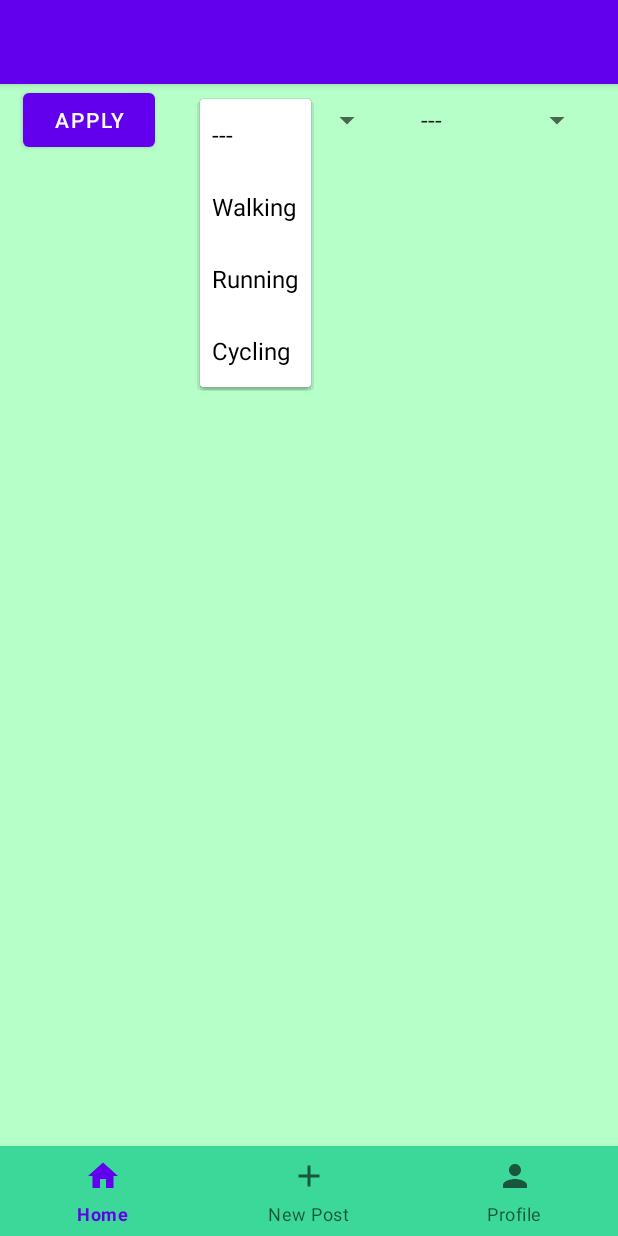
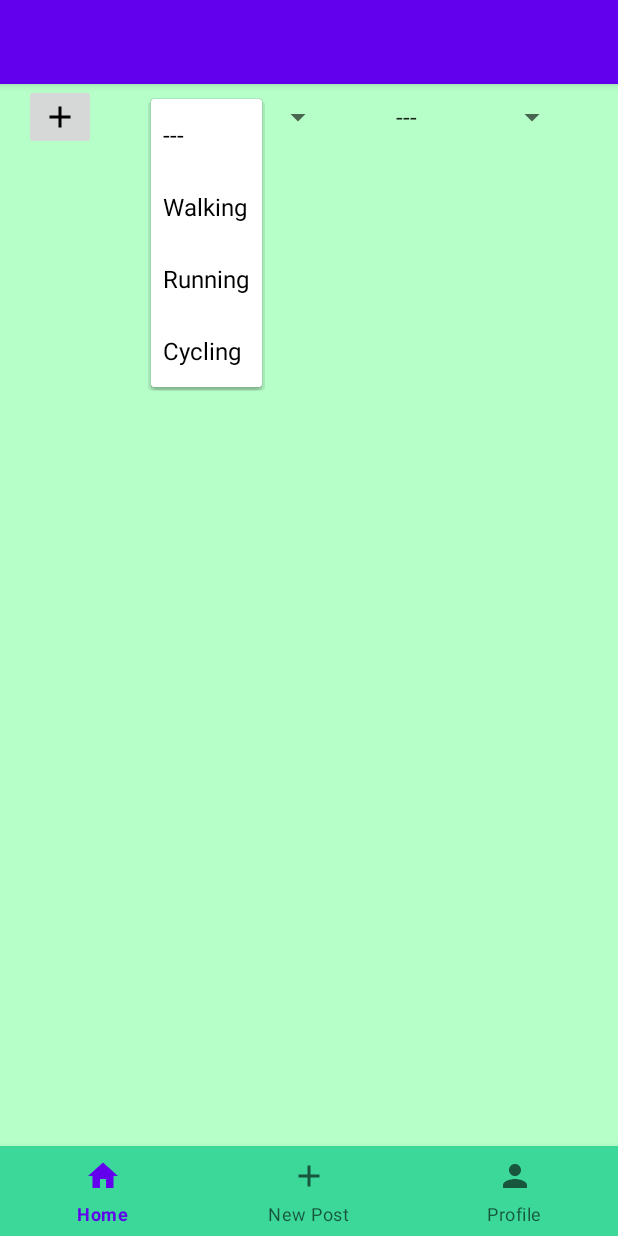
Before and after one commit to marcespasa11/MyRoutes, an Android app: the HomeFragment screen opened directly, with no data from a screen before it, after a tap on "---", on a phone screen of 412 x 824 dp. Run offline under Robolectric (Android 15) with nearby library versions, the phone set to English and light mode, and no system bars; our stand-ins replace Firebase (no records; nobody signed in at launch, a user with empty details on screens opened directly), Picasso; libraries missing offline, so code that uses them is left out: com.google.maps.android; pictures from the network do not load.

Commit message:
logo aplicar filtres

```diff
--- a/app/src/main/java/com/maresgon/myroutes/Fragments/HomeFragment.kt
+++ b/app/src/main/java/com/maresgon/myroutes/Fragments/HomeFragment.kt
@@ -6,6 +6,7 @@ import android.view.LayoutInflater
 import android.view.View
 import android.view.ViewGroup
 import android.widget.TextView
+import androidx.appcompat.widget.AppCompatImageButton
 import androidx.recyclerview.widget.LinearLayoutManager
 import com.google.firebase.firestore.*
 /*import com.google.firebase.firestore.CollectionReference
@@ -31,7 +32,7 @@ import kotlinx.android.synthetic.main.fragment_home.*
     ): View? {
         val v: View = inflater.inflate(R.layout.fragment_home, container, false)
 
-        val button_filters: TextView = v.findViewById(R.id.button_filters)
+        val button_filters: AppCompatImageButton = v.findViewById(R.id.button_filters)
 
         button_filters.setOnClickListener {
             val filtered_query : Query //= FirebaseFirestore.getInstance().collection("posts").whereEqualTo("difficulty", "Medium")
--- a/app/src/main/res/layout/fragment_home.xml
+++ b/app/src/main/res/layout/fragment_home.xml
@@ -19,15 +19,16 @@
         app:layout_constraintStart_toStartOf="parent"
         app:layout_constraintTop_toBottomOf="@+id/button_filters" />
 
-    <Button
+    <ImageButton
         android:id="@+id/button_filters"
         android:layout_width="wrap_content"
         android:layout_height="wrap_content"
-        android:layout_marginStart="15dp"
+        android:layout_marginStart="16dp"
         android:text="Apply"
         app:layout_constraintBottom_toTopOf="@+id/recyclerView"
         app:layout_constraintStart_toStartOf="parent"
-        app:layout_constraintTop_toTopOf="parent" />
+        app:layout_constraintTop_toTopOf="parent"
+        app:srcCompat="@drawable/ic_upload_foreground" />
 
     <Spinner
         android:id="@+id/filter_kindOfAct"
```
Also changed, not shown: app/src/main/res/drawable/accesibilidad_universal.png, app/src/main/res/drawable/filters_logo.png (added), app/src/main/res/drawable/filters_logo2.jpeg (added), 1 other file.
